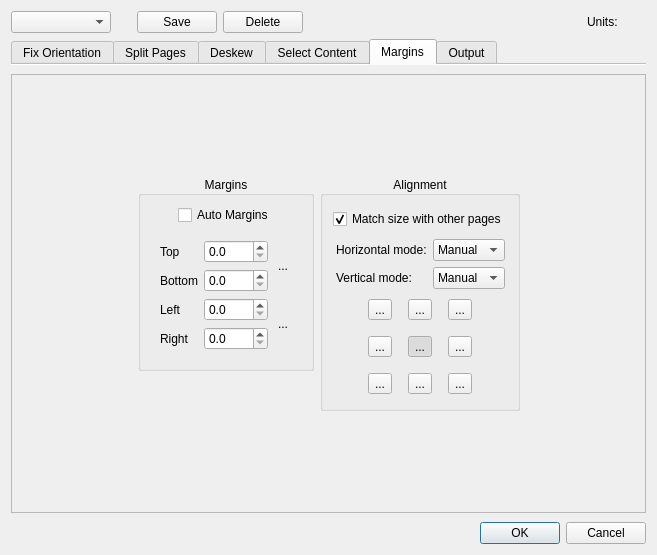
Qt form src/app/DefaultParamsDialog.ui (4lex4/scantailor-advanced) before a commit.
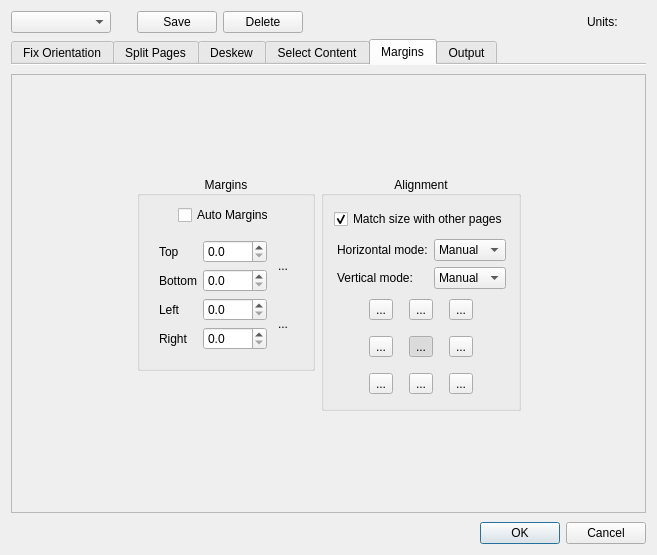
The same form after that commit. The open tabs and pages were chosen to show the change. Icons and pictures are not drawn.

Patch:
```diff
--- a/src/app/DefaultParamsDialog.ui
+++ b/src/app/DefaultParamsDialog.ui
@@ -1208,14 +1208,14 @@
                       <widget class="QToolButton" name="topBottomLink">
                        <property name="minimumSize">
                         <size>
-                         <width>18</width>
-                         <height>46</height>
+                         <width>20</width>
+                         <height>36</height>
                         </size>
                        </property>
                        <property name="maximumSize">
                         <size>
-                         <width>18</width>
-                         <height>46</height>
+                         <width>20</width>
+                         <height>36</height>
                         </size>
                        </property>
                        <property name="styleSheet">
@@ -1246,8 +1246,8 @@
                        </property>
                        <property name="iconSize">
                         <size>
-                         <width>10</width>
-                         <height>30</height>
+                         <width>18</width>
+                         <height>24</height>
                         </size>
                        </property>
                       </widget>
@@ -1277,14 +1277,14 @@
                       <widget class="QToolButton" name="leftRightLink">
                        <property name="minimumSize">
                         <size>
-                         <width>18</width>
-                         <height>46</height>
+                         <width>20</width>
+                         <height>36</height>
                         </size>
                        </property>
                        <property name="maximumSize">
                         <size>
-                         <width>18</width>
-                         <height>46</height>
+                         <width>20</width>
+                         <height>36</height>
                         </size>
                        </property>
                        <property name="styleSheet">
@@ -1315,8 +1315,8 @@
                        </property>
                        <property name="iconSize">
                         <size>
-                         <width>10</width>
-                         <height>30</height>
+                         <width>18</width>
+                         <height>24</height>
                         </size>
                        </property>
                        <property name="checked">
```
Left out of the diff: 14 changed lines with no effect on the pictures.
